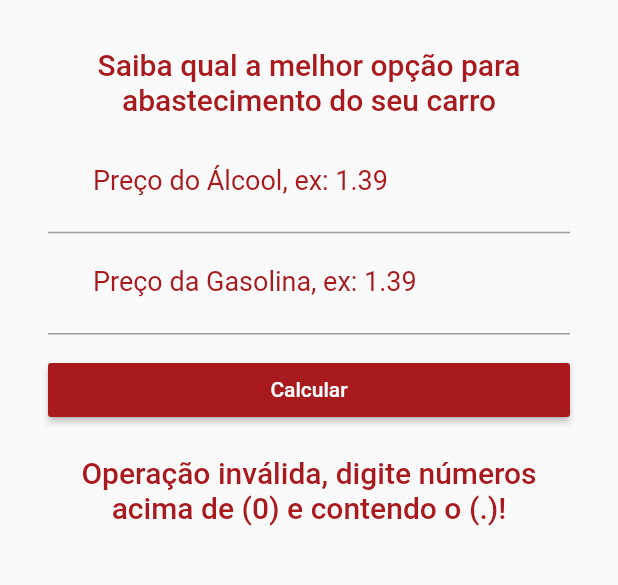
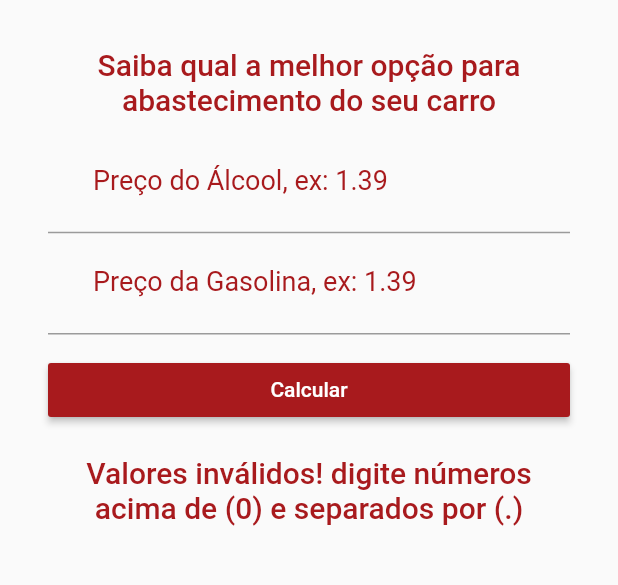
Before and after one commit to GuiQRSM/-Alcool-ou-Gasolina-, a Flutter app: the screen it shows after launch, after a tap on "Calcular", on a phone screen of 412 x 824 dp, the part 268-853 px from its top. Run offline on Flutter 3.47's test engine with Material 2 defaults, Android fonts, the phone set to English and light mode, and no system bars.

Commit message:
Implements in the activecalc() method another method called cleanFields(), to clean the text fields after the calculation action is triggered.

```diff
--- a/lib/MaterialLayout.dart
+++ b/lib/MaterialLayout.dart
@@ -14,31 +14,38 @@ class _MaterialLayoutState extends State<MaterialLayout> {
 
   TextEditingController _controllerAlcool = TextEditingController();
   TextEditingController _controllerGasolina = TextEditingController();
-  var _textResult = "Resulado";
+  var _textResult = "";
 
 void _activecalc() {
 
-var alccolPrice = double.tryParse(_controllerAlcool.text);
+var alcoolPrice = double.tryParse(_controllerAlcool.text);
 var gasPrice = double.tryParse(_controllerGasolina.text);
 
-
-if(alccolPrice == null || gasPrice == null){
+if(alcoolPrice == null || gasPrice == null){
   setState(() {
-    this._textResult = "Operação inválida, digite números acima de (0) e contendo o (.)!";
+    _textResult = "Valores inválidos! digite números acima de (0) e separados por (.)";
   });
 }
 
-var dividePrice = alccolPrice! / gasPrice!;
-if(dividePrice >= 0.7 ){
+var dividePrice = alcoolPrice! / gasPrice!;
+if(dividePrice >= 0.7){
   setState(() {
-    this._textResult = "Neste caso compensa abastecer com gasolina!";
+    _textResult = "Neste caso compensa o uso da gasolina!";
   });
 }else{
   setState(() {
-    this._textResult = "Neste caso compensa abastecer com Álcool!";
+    _textResult = "Neste caso compensa 0 uso do álcool!";
   });
 }
 
+_cleanFields();
+
+}
+
+void _cleanFields() {
+
+  _controllerAlcool.text = "";
+  _controllerGasolina.text = "";
 
 }
 
```
